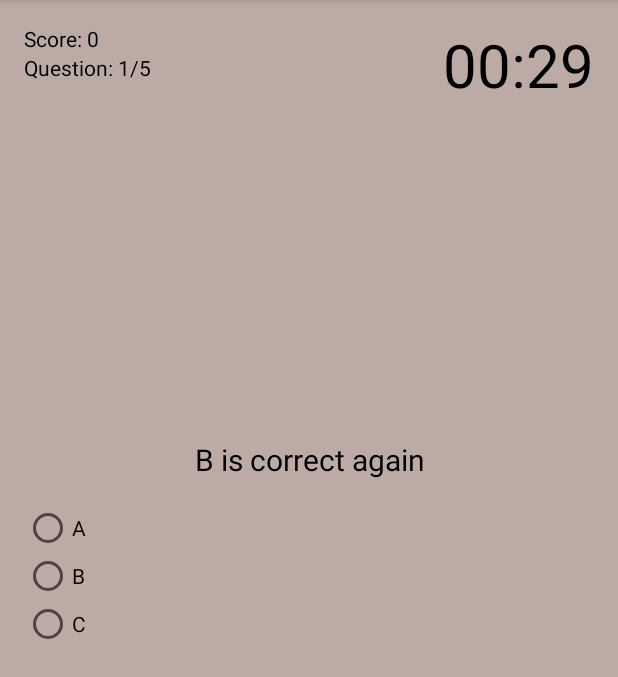
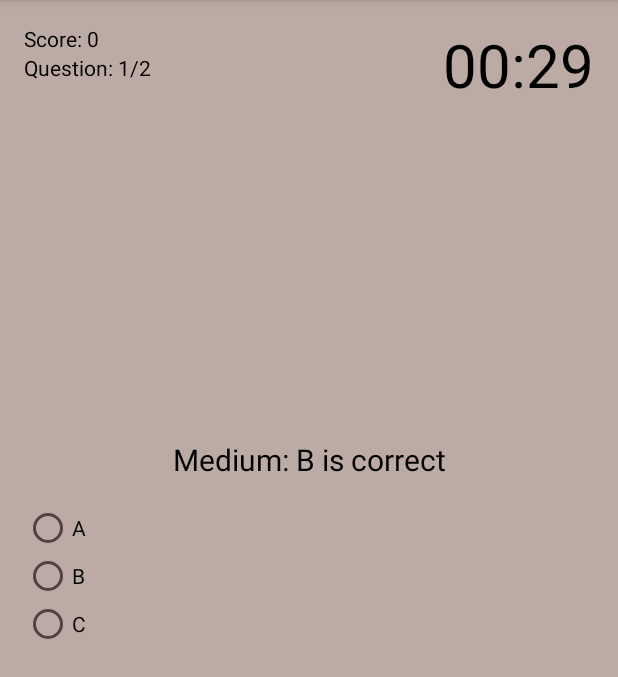
Before and after one commit to linhthi/AwesomeQuiz, an Android app: the screen it shows after launch (QuizActivity), after a tap on "START QUIZ", on a phone screen of 412 x 824 dp, the part 84-761 px from its top. Run offline under Robolectric (Android 15) with nearby library versions, the phone set to English and light mode, and no system bars.

Commit message:
add difficulty level

```diff
--- a/app/src/main/java/com/app/myawesomequiz/Question.java
+++ b/app/src/main/java/com/app/myawesomequiz/Question.java
@@ -4,21 +4,27 @@ import android.os.Parcel;
 import android.os.Parcelable;
 
 public class Question implements Parcelable {
+    public static final String DIFFICULTY_EASY = "Easy";
+    public static final String DIFFICULTY_MEDIUM = "Medium";
+    public static final String DIFFICULTY_HARD = "Hard";
+
     private String question;
     private String option1;
     private String option2;
     private String option3;
     private int answerNr;
+    private String difficulty;
 
     public Question() {
     }
 
-    public Question(String question, String option1, String option2, String option3, int answerNr) {
+    public Question(String question, String option1, String option2, String option3, int answerNr, String difficulty) {
         this.question = question;
         this.option1 = option1;
         this.option2 = option2;
         this.option3 = option3;
         this.answerNr = answerNr;
+        this.difficulty = difficulty;
     }
 
     protected Question(Parcel in) {
@@ -27,6 +33,7 @@ public class Question implements Parcelable {
         option2 = in.readString();
         option3 = in.readString();
         answerNr = in.readInt();
+        difficulty = in.readString();
     }
 
     @Override
@@ -36,6 +43,7 @@ public class Question implements Parcelable {
         dest.writeString(option2);
         dest.writeString(option3);
         dest.writeInt(answerNr);
+        dest.writeString(difficulty);
     }
 
     @Override
@@ -94,4 +102,20 @@ public class Question implements Parcelable {
     public void setAnswerNr(int answerNr) {
         this.answerNr = answerNr;
     }
+
+    public String getDifficulty() {
+        return difficulty;
+    }
+
+    public void setDifficulty(String difficulty) {
+        this.difficulty = difficulty;
+    }
+
+    public static String[] getAllDifficultyLevels() {
+        return new String[] {
+                DIFFICULTY_EASY,
+                DIFFICULTY_MEDIUM,
+                DIFFICULTY_HARD
+        };
+    }
 }
--- a/app/src/main/java/com/app/myawesomequiz/QuizActivity.java
+++ b/app/src/main/java/com/app/myawesomequiz/QuizActivity.java
@@ -79,7 +79,7 @@ public class QuizActivity extends AppCompatActivity {
 
         if (savedInstanceState == null) {
             QuizDbHelper dbHelper = new QuizDbHelper(this);
-            questionList = dbHelper.getAllQuestion();
+            questionList = dbHelper.getQuestion("Medium");
             questionCountTotal = questionList.size();
             Collections.shuffle(questionList);
 
--- a/app/src/main/java/com/app/myawesomequiz/QuizContract.java
+++ b/app/src/main/java/com/app/myawesomequiz/QuizContract.java
@@ -14,5 +14,6 @@ public final class QuizContract {
         public static final String COLUMN_OPTION2 = "option2";
         public static final String COLUMN_OPTION3 = "option3";
         public static final String COLUMN_ANSWER_NR = "answer_nr";
+        public static final String COLUMN_DIFFICULTY = "difficulty";
     }
 }
--- a/app/src/main/java/com/app/myawesomequiz/QuizDbHelper.java
+++ b/app/src/main/java/com/app/myawesomequiz/QuizDbHelper.java
@@ -15,7 +15,7 @@ import java.util.List;
 
 public class QuizDbHelper extends SQLiteOpenHelper {
     private static final String DATABASE_NAME = "MyAwesomeQuiz.db";
-    private static final int DATABASE_VERSION = 1;
+    private static final int DATABASE_VERSION = 2;
 
     private SQLiteDatabase db;
 
@@ -34,7 +34,8 @@ public class QuizDbHelper extends SQLiteOpenHelper {
                 QuestionTable.COLUMN_OPTION1 + " TEXT, " +
                 QuestionTable.COLUMN_OPTION2 + " TEXT, " +
                 QuestionTable.COLUMN_OPTION3 + " TEXT, " +
-                QuestionTable.COLUMN_ANSWER_NR + " INTEGER " +
+                QuestionTable.COLUMN_ANSWER_NR + " INTEGER, " +
+                QuestionTable.COLUMN_DIFFICULTY + " TEXT " +
                 ")";
 
         db.execSQL(SQL_CREATE_QUESTIONS_TABLE);
@@ -48,16 +49,18 @@ public class QuizDbHelper extends SQLiteOpenHelper {
     }
 
     private void fillQuestionTable() {
-        Question q1 = new Question("A is correct", "A", "B", "C", 1);
+        Question q1 = new Question("Easy: A is correct", "A", "B", "C", 1, Question.DIFFICULTY_EASY);
         addQuestion(q1);
-        Question q2 = new Question("B is correct", "A", "B", "C", 2);
+        Question q2 = new Question("Medium: B is correct", "A", "B", "C", 2, Question.DIFFICULTY_MEDIUM);
         addQuestion(q2);
-        Question q3 = new Question("C is correct", "A", "B", "C", 3);
+        Question q3 = new Question("Medium: C is correct", "A", "B", "C", 3, Question.DIFFICULTY_MEDIUM);
         addQuestion(q3);
-        Question q4 = new Question("A is correct again", "A", "B", "C", 1);
+        Question q4 = new Question("Hard: A is correct again", "A", "B", "C", 1, Question.DIFFICULTY_HARD);
         addQuestion(q4);
-        Question q5 = new Question("B is correct again", "A", "B", "C", 2);
+        Question q5 = new Question("Hard: B is correct", "A", "B", "C", 2, Question.DIFFICULTY_HARD);
         addQuestion(q5);
+        Question q6 = new Question("Hard: B is correct again", "A", "B", "C", 2, Question.DIFFICULTY_HARD);
+        addQuestion(q6);
     }
 
     private void addQuestion(Question question) {
@@ -67,6 +70,7 @@ public class QuizDbHelper extends SQLiteOpenHelper {
         cv.put(QuestionTable.COLUMN_OPTION2, question.getOption2());
         cv.put(QuestionTable.COLUMN_OPTION3, question.getOption3());
         cv.put(QuestionTable.COLUMN_ANSWER_NR, question.getAnswerNr());
+        cv.put(QuestionTable.COLUMN_DIFFICULTY, question.getDifficulty());
         db.insert(QuestionTable.TABLE_NAME, null, cv);
     }
 
@@ -83,6 +87,31 @@ public class QuizDbHelper extends SQLiteOpenHelper {
                 question.setOption2(c.getString(c.getColumnIndex(QuestionTable.COLUMN_OPTION2)));
                 question.setOption3(c.getString(c.getColumnIndex(QuestionTable.COLUMN_OPTION3)));
                 question.setAnswerNr(c.getInt(c.getColumnIndex(QuestionTable.COLUMN_ANSWER_NR)));
+                question.setDifficulty(c.getString(c.getColumnIndex(QuestionTable.COLUMN_DIFFICULTY)));
+                questionList.add(question);
+            } while (c.moveToNext());
+        }
+        c.close();
+        return questionList;
+    }
+
+    public ArrayList<Question> getQuestion(String difficulty) {
+        ArrayList<Question> questionList = new ArrayList<>();
+        db = getReadableDatabase();
+
+        String[] selectionArgs = new String[] {difficulty};
+        Cursor c = db.rawQuery("SELECT * FROM " + QuestionTable.TABLE_NAME +
+                " WHERE " + QuestionTable.COLUMN_DIFFICULTY +  " = ?", selectionArgs);
+
+        if (c.moveToFirst()) {
+            do {
+                Question question = new Question();
+                question.setQuestion(c.getString(c.getColumnIndex(QuestionTable.COLUMN_QUESTION)));
+                question.setOption1(c.getString(c.getColumnIndex(QuestionTable.COLUMN_OPTION1)));
+                question.setOption2(c.getString(c.getColumnIndex(QuestionTable.COLUMN_OPTION2)));
+                question.setOption3(c.getString(c.getColumnIndex(QuestionTable.COLUMN_OPTION3)));
+                question.setAnswerNr(c.getInt(c.getColumnIndex(QuestionTable.COLUMN_ANSWER_NR)));
+                question.setDifficulty(c.getString(c.getColumnIndex(QuestionTable.COLUMN_DIFFICULTY)));
                 questionList.add(question);
             } while (c.moveToNext());
         }
```
